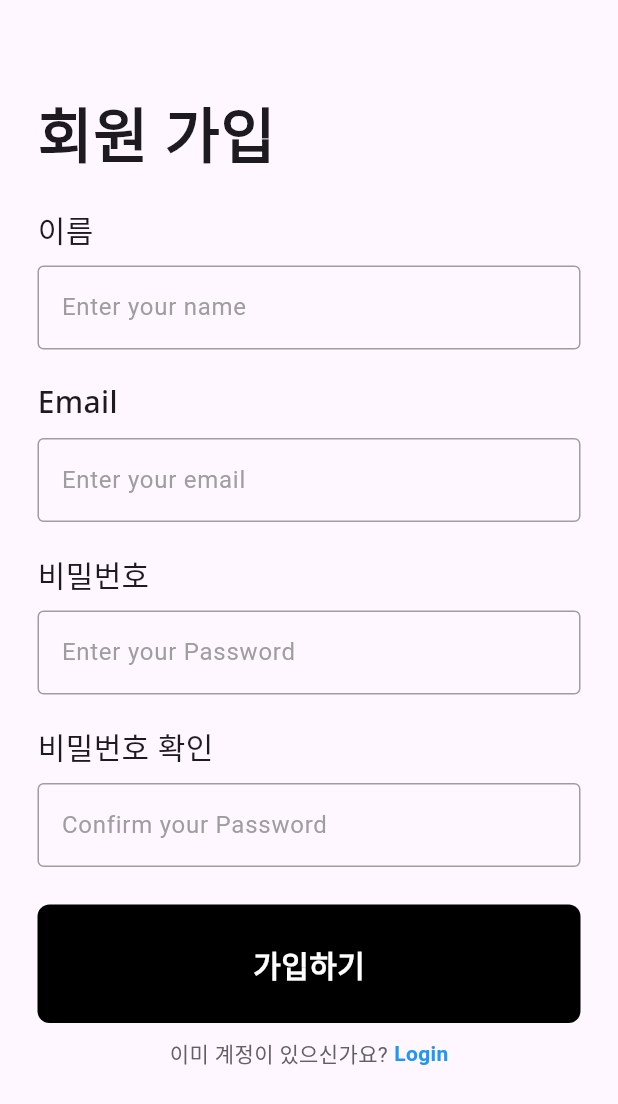
After one commit to LilDevsy0117/logletter, a Flutter app: the screen it shows after launch, after a tap on "Register", on a phone screen of 412 x 824 dp. The commit adds this screen. Shown: the top 1104 px of the screen. Run offline on Flutter 3.47's test engine with Material 3 defaults, Android fonts, the phone set to English and light mode, and no system bars.

Commit message:
register

```diff
--- a/lib/components/my_button.dart
+++ b/lib/components/my_button.dart
@@ -3,9 +3,12 @@ import "package:flutter/material.dart";
 class MyButton extends StatelessWidget {
   final Function()? onTap;
 
+  final String buttonname;
+
   const MyButton({
     super.key,
     required this.onTap,
+    required this.buttonname,
   });
 
   @override
@@ -19,10 +22,10 @@ class MyButton extends StatelessWidget {
           color: Colors.black,
           borderRadius: BorderRadius.circular(8),
         ),
-        child: const Center(
+        child: Center(
           child: Text(
-            "Sign In",
-            style: TextStyle(
+            buttonname,
+            style: const TextStyle(
               color: Colors.white,
               fontFamily: "NotoSans",
               fontSize: 20,
--- /dev/null
+++ b/lib/pages/home_page.dart
@@ -0,0 +1,15 @@
+import 'package:flutter/material.dart';
+
+class HomePage extends StatelessWidget {
+  const HomePage({super.key});
+
+  @override
+  Widget build(BuildContext context) {
+    return Scaffold(
+      appBar: AppBar(
+        backgroundColor: Colors.blue,
+      ),
+      body: const Text("hi"),
+    );
+  }
+}
--- a/lib/pages/login_page.dart
+++ b/lib/pages/login_page.dart
@@ -1,6 +1,8 @@
 import 'package:flutter/material.dart';
 import 'package:logletter/components/login_textfield.dart';
 import 'package:logletter/components/my_button.dart';
+import 'package:logletter/pages/home_page.dart';
+import 'package:logletter/pages/register_page.dart';
 
 class LoginPage extends StatelessWidget {
   LoginPage({super.key});
@@ -55,10 +57,11 @@ class LoginPage extends StatelessWidget {
               child: Row(
                 children: [
                   Text(
-                    "User name",
+                    "Email",
                     style: TextStyle(
                       fontFamily: "NotoSans",
                       fontSize: 20,
+                      fontWeight: FontWeight.w500,
                     ),
                   ),
                 ],
@@ -69,7 +72,7 @@ class LoginPage extends StatelessWidget {
             ),
             MyTextField(
               controller: usernameController,
-              hintText: 'Enter your user name',
+              hintText: 'Enter your email',
               obscureText: false,
             ),
             const SizedBox(
@@ -84,6 +87,7 @@ class LoginPage extends StatelessWidget {
                     style: TextStyle(
                       fontFamily: "NotoSans",
                       fontSize: 20,
+                      fontWeight: FontWeight.w500,
                     ),
                   ),
                 ],
@@ -118,7 +122,11 @@ class LoginPage extends StatelessWidget {
               height: 25,
             ),
             MyButton(
-              onTap: signUserIn,
+              buttonname: "로그인",
+              onTap: () {
+                Navigator.push(context,
+                    MaterialPageRoute(builder: (context) => const HomePage()));
+              },
             ),
             const SizedBox(
               height: 10,
@@ -135,11 +143,20 @@ class LoginPage extends StatelessWidget {
                 const SizedBox(
                   width: 4,
                 ),
-                const Text(
-                  "Register",
-                  style: TextStyle(
-                    color: Colors.blue,
-                    fontWeight: FontWeight.bold,
+                GestureDetector(
+                  onTap: () {
+                    Navigator.push(
+                        context,
+                        MaterialPageRoute(
+                          builder: (context) => RegisterPage(),
+                        ));
+                  },
+                  child: const Text(
+                    "Register",
+                    style: TextStyle(
+                      color: Colors.blue,
+                      fontWeight: FontWeight.bold,
+                    ),
                   ),
                 ),
               ],
--- /dev/null
+++ b/lib/pages/register_page.dart
@@ -0,0 +1,187 @@
+import 'package:flutter/material.dart';
+import 'package:logletter/components/login_textfield.dart';
+import 'package:logletter/components/my_button.dart';
+import 'package:logletter/pages/login_page.dart';
+
+class RegisterPage extends StatelessWidget {
+  RegisterPage({super.key});
+
+  final usernameController = TextEditingController();
+  final passwordController = TextEditingController();
+
+  void registerUserIn() {}
+
+  @override
+  Widget build(BuildContext context) {
+    return Scaffold(
+      body: Center(
+          child: Column(
+        children: [
+          const SizedBox(
+            height: 60,
+          ),
+          const Padding(
+            padding: EdgeInsets.symmetric(horizontal: 25.0),
+            child: Row(
+              children: [
+                Text(
+                  "회원 가입",
+                  style: TextStyle(
+                    fontFamily: "NotoSans",
+                    fontSize: 40,
+                    fontWeight: FontWeight.w900,
+                  ),
+                  textAlign: TextAlign.center,
+                ),
+              ],
+            ),
+          ),
+          const SizedBox(
+            height: 20,
+          ),
+          const Padding(
+            padding: EdgeInsets.symmetric(horizontal: 25.0),
+            child: Row(
+              children: [
+                Text(
+                  "이름",
+                  style: TextStyle(
+                    fontFamily: "NotoSans",
+                    fontSize: 20,
+                    fontWeight: FontWeight.w500,
+                  ),
+                ),
+              ],
+            ),
+          ),
+          const SizedBox(
+            height: 10,
+          ),
+          MyTextField(
+            controller: usernameController,
+            hintText: 'Enter your name',
+            obscureText: false,
+          ),
+          const SizedBox(
+            height: 20,
+          ),
+          const Padding(
+            padding: EdgeInsets.symmetric(horizontal: 25.0),
+            child: Row(
+              children: [
+                Text(
+                  "Email",
+                  style: TextStyle(
+                    fontFamily: "NotoSans",
+                    fontSize: 20,
+                    fontWeight: FontWeight.w500,
+                  ),
+                ),
+              ],
+            ),
+          ),
+          const SizedBox(
+            height: 10,
+          ),
+          MyTextField(
+            controller: usernameController,
+            hintText: 'Enter your email',
+            obscureText: false,
+          ),
+          const SizedBox(
+            height: 20,
+          ),
+          const Padding(
+            padding: EdgeInsets.symmetric(horizontal: 25.0),
+            child: Row(
+              children: [
+                Text(
+                  "비밀번호",
+                  style: TextStyle(
+                    fontFamily: "NotoSans",
+                    fontSize: 20,
+                    fontWeight: FontWeight.w500,
+                  ),
+                ),
+              ],
+            ),
+          ),
+          const SizedBox(
+            height: 10,
+          ),
+          MyTextField(
+            controller: usernameController,
+            hintText: 'Enter your Password',
+            obscureText: false,
+          ),
+          const SizedBox(
+            height: 20,
+          ),
+          const Padding(
+            padding: EdgeInsets.symmetric(horizontal: 25.0),
+            child: Row(
+              children: [
+                Text(
+                  "비밀번호 확인",
+                  style: TextStyle(
+                    fontFamily: "NotoSans",
+                    fontSize: 20,
+                    fontWeight: FontWeight.w500,
+                  ),
+                ),
+              ],
+            ),
+          ),
+          const SizedBox(
+            height: 10,
+          ),
+          MyTextField(
+            controller: usernameController,
+            hintText: 'Confirm your Password',
+            obscureText: false,
+          ),
+          const SizedBox(
+            height: 25,
+          ),
+          MyButton(
+            buttonname: "가입하기",
+            onTap: registerUserIn,
+          ),
+          const SizedBox(
+            height: 10,
+          ),
+          Row(
+            mainAxisAlignment: MainAxisAlignment.center,
+            children: [
+              Text(
+                "이미 계정이 있으신가요?",
+                style: TextStyle(
+                  color: Colors.grey[700],
+                ),
+              ),
+              const SizedBox(
+                width: 4,
+              ),
+              GestureDetector(
+                onTap: () {
+                  Navigator.push(
+                      context,
+                      MaterialPageRoute(
+                        builder: (context) => LoginPage(),
+                      ));
+                },
+                child: const Text(
+                  "Login",
+                  style: TextStyle(
+                    color: Colors.blue,
+                    fontWeight: FontWeight.bold,
+                  ),
+                ),
+              ),
+            ],
+          ),
+        ],
+      )),
+    );
+  }
+}
```
Also changed, not shown: pubspec.yaml (+6 -6 lines).
